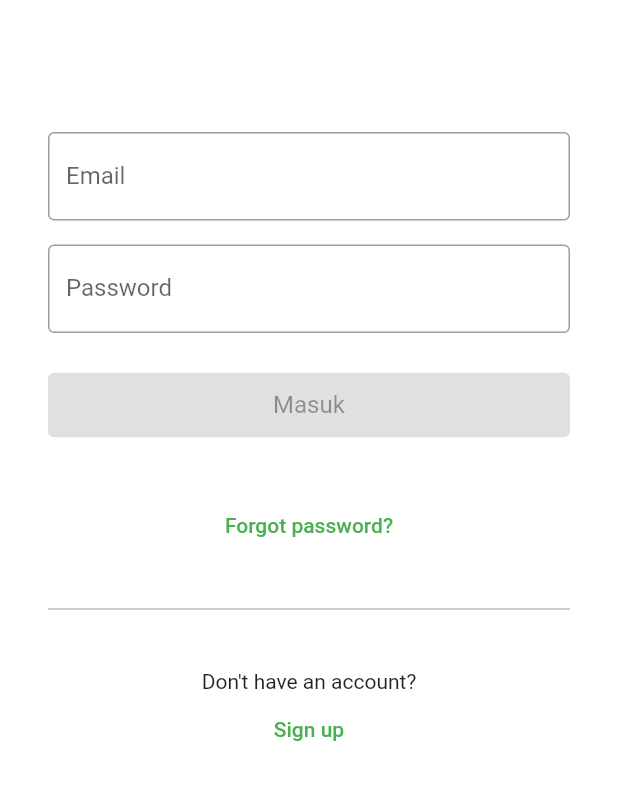
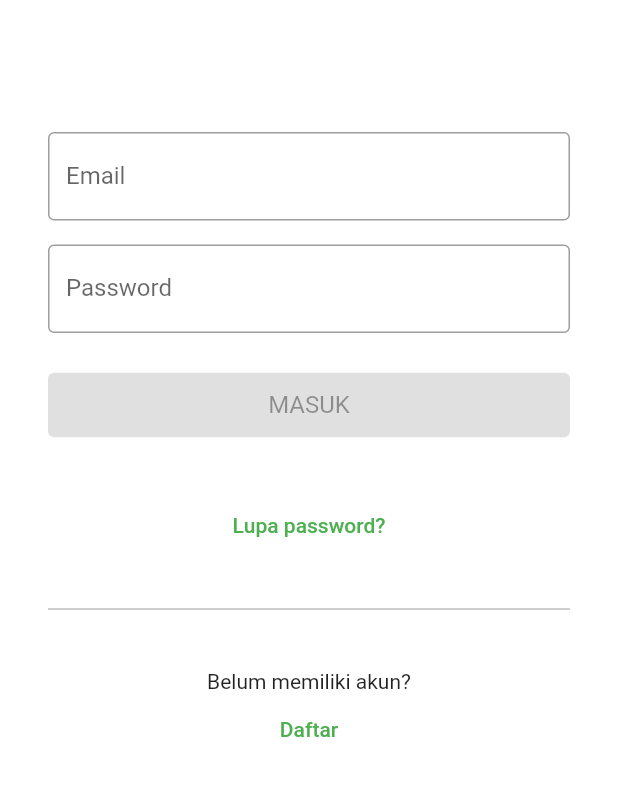
Before and after one commit to hafnisulun/apate-mobile-app, a Flutter app: the screen it shows after launch, on a phone screen of 412 x 824 dp, the part 384-1184 px from its top. Run offline on Flutter 3.47's test engine with Material 2 defaults, Android fonts, the phone set to English and light mode, and no system bars; our stand-ins replace bloc, dio, equatable, flutter_bloc, flutter_secure_storage, formz and 2 more; accounts and stored records are empty.

Commit message:
Login checking while opening app

```diff
--- a/lib/components/merchant_card.dart
+++ b/lib/components/merchant_card.dart
@@ -44,6 +44,10 @@ class MerchantCard extends StatelessWidget {
                     child: FadeInImage.assetNetwork(
                       placeholder: "assets/images/no_image.png",
                       image: merchant.image,
+                      imageErrorBuilder: (context, url, error) => Image.asset(
+                        'assets/images/no_image.png',
+                        fit: BoxFit.fill,
+                      ),
                       fit: BoxFit.fill,
                     ),
                   ),
--- a/lib/main.dart
+++ b/lib/main.dart
@@ -1,5 +1,7 @@
 import 'package:apate/env.dart';
+import 'package:apate/screens/home_screen.dart';
 import 'package:apate/screens/login_screen.dart';
+import 'package:apate/utils/auth.dart';
 import 'package:flutter/material.dart';
 
 void main() async {
@@ -10,7 +12,6 @@ void main() async {
 class MyApp extends StatelessWidget {
   @override
   Widget build(BuildContext context) {
-    // print("[MyApp] [build] currentUser: ${FirebaseAuth.instance.currentUser}");
     return MaterialApp(
         title: Env.APP_NAME,
         theme: ThemeData(
@@ -18,10 +19,19 @@ class MyApp extends StatelessWidget {
           scaffoldBackgroundColor: Colors.white,
           visualDensity: VisualDensity.adaptivePlatformDensity,
         ),
-      // home: FirebaseAuth.instance.currentUser != null
-      //     ? HomeScreen()
-      //     : LoginScreen(),
-      home: LoginScreen(),
-    );
+        home: FutureBuilder<bool>(
+          future: Auth.isLoggedIn(),
+          builder: (BuildContext context, AsyncSnapshot<bool> snapshot) {
+            if (snapshot.connectionState == ConnectionState.waiting) {
+              return Center(child: Text('Loading...'));
+            } else {
+              if (snapshot.hasError) {
+                return Center(child: Text('Error: ${snapshot.error}'));
+              } else {
+                return snapshot.data! ? HomeScreen() : LoginScreen();
               }
             }
+          },
+        ));
+  }
+}
--- a/lib/screens/login_screen.dart
+++ b/lib/screens/login_screen.dart
@@ -131,6 +131,7 @@ class EmailInput extends StatelessWidget {
           labelText: 'Email',
         ),
         keyboardType: TextInputType.emailAddress,
+        textInputAction: TextInputAction.next,
         onChanged: (value) {
           context.read<LoginBloc>().add(EmailChanged(email: value));
         },
@@ -172,13 +173,11 @@ class SubmitButton extends StatelessWidget {
               onPressed: state.status.isValidated
                   ? () => context.read<LoginBloc>().add(FormSubmitted())
                   : null,
+              child: Text('MASUK'),
               style: ElevatedButton.styleFrom(
-                textStyle: TextStyle(
-                  fontSize: 16.0,
-                ),
+                textStyle: TextStyle(fontSize: 16.0),
                 padding: const EdgeInsets.symmetric(vertical: 12),
               ),
-              child: Text('Masuk'),
             ),
           ),
         );
@@ -195,10 +194,10 @@ class ForgotPasswordButton extends StatelessWidget {
       child: TextButton(
         onPressed: () => ScaffoldMessenger.of(context).showSnackBar(
           SnackBar(
-            content: Text('Forgot password'),
+            content: Text('Lupa password'),
           ),
         ),
-        child: Text('Forgot password?'),
+        child: Text('Lupa password?'),
       ),
     );
   }
@@ -211,14 +210,14 @@ class SignUpButton extends StatelessWidget {
       padding: const EdgeInsets.symmetric(vertical: 8),
       child: Column(
         children: [
-          Text("Don't have an account?"),
+          Text('Belum memiliki akun?'),
           TextButton(
             onPressed: () => ScaffoldMessenger.of(context).showSnackBar(
               SnackBar(
-                content: Text('Sign up'),
+                content: Text('Daftar'),
               ),
             ),
-            child: Text('Sign up'),
+            child: Text('Daftar'),
           ),
         ],
       ),
--- a/lib/utils/auth.dart
+++ b/lib/utils/auth.dart
@@ -6,7 +6,12 @@ import 'package:flutter/material.dart';
 import 'package:flutter_secure_storage/flutter_secure_storage.dart';
 
 class Auth {
-  static void logout(BuildContext context) async {
+  static Future<bool> isLoggedIn() async {
+    String? accessToken = await LoginRepository().getAccessToken();
+    return accessToken != null;
+  }
+
+  static void logout(BuildContext context) {
     FlutterSecureStorage().deleteAll();
     Navigator.of(context, rootNavigator: true).pushAndRemoveUntil(
       MaterialPageRoute(
```
Also changed, not shown: lib/bloc/login/login_event.dart (+0 -29 lines), lib/bloc/login/login_state.dart (+0 -31 lines), lib/data/repositories/login_repository.dart (+5 -5 lines), lib/screens/checkout_screen.dart (+3 -4 lines), lib/screens/merchant_screen.dart (+5 -3 lines). Lines whose indentation alone changed are shown as unchanged.
